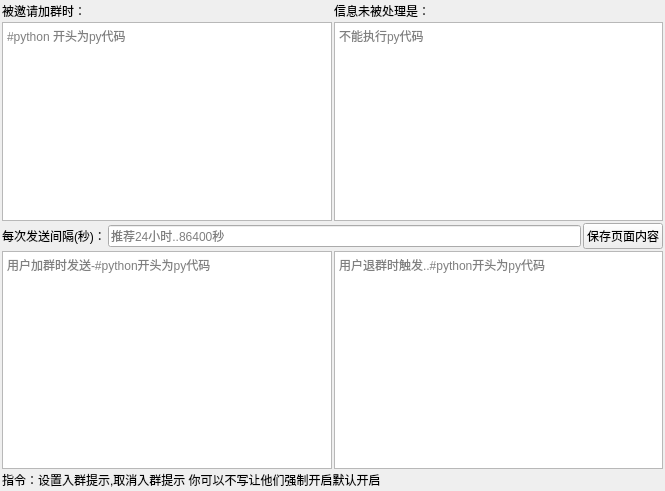
Old version of the form ui/botset.ui in the repository qiancao1/chun_bai_ling.
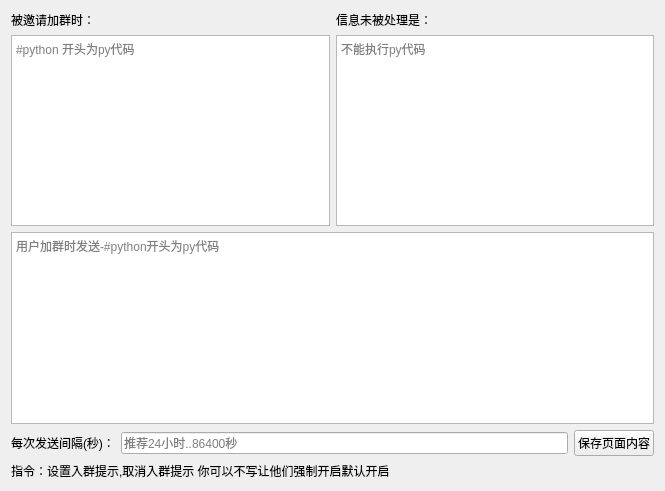
New version of the form.

```diff
--- a/ui/botset.ui
+++ b/ui/botset.ui
@@ -14,21 +14,6 @@
    <string>Form</string>
   </property>
   <layout class="QVBoxLayout" name="verticalLayout">
-   <property name="spacing">
-    <number>2</number>
-   </property>
-   <property name="leftMargin">
-    <number>2</number>
-   </property>
-   <property name="topMargin">
-    <number>2</number>
-   </property>
-   <property name="rightMargin">
-    <number>2</number>
-   </property>
-   <property name="bottomMargin">
-    <number>2</number>
-   </property>
    <item>
     <layout class="QGridLayout" name="gridLayout">
      <item row="1" column="0">
@@ -61,6 +46,13 @@
      </item>
     </layout>
    </item>
+   <item>
+    <widget class="QTextEdit" name="textEdit_3">
+     <property name="placeholderText">
+      <string>用户加群时发送-#python开头为py代码 </string>
+     </property>
+    </widget>
+   </item>
    <item>
     <layout class="QHBoxLayout" name="horizontalLayout_3">
      <property name="topMargin">
@@ -89,24 +81,6 @@
      </item>
     </layout>
    </item>
-   <item>
-    <layout class="QHBoxLayout" name="horizontalLayout_2">
-     <item>
-      <widget class="QTextEdit" name="textEdit_3">
-       <property name="placeholderText">
-        <string>用户加群时发送-#python开头为py代码 </string>
-       </property>
-      </widget>
-     </item>
-     <item>
-      <widget class="QTextEdit" name="textEdit_4">
-       <property name="placeholderText">
-        <string>用户退群时触发..#python开头为py代码</string>
-       </property>
-      </widget>
-     </item>
-    </layout>
-   </item>
    <item>
     <widget class="QLabel" name="label_4">
      <property name="text">
```
Left out of the diff: 28 changed lines with no effect on the pictures.
